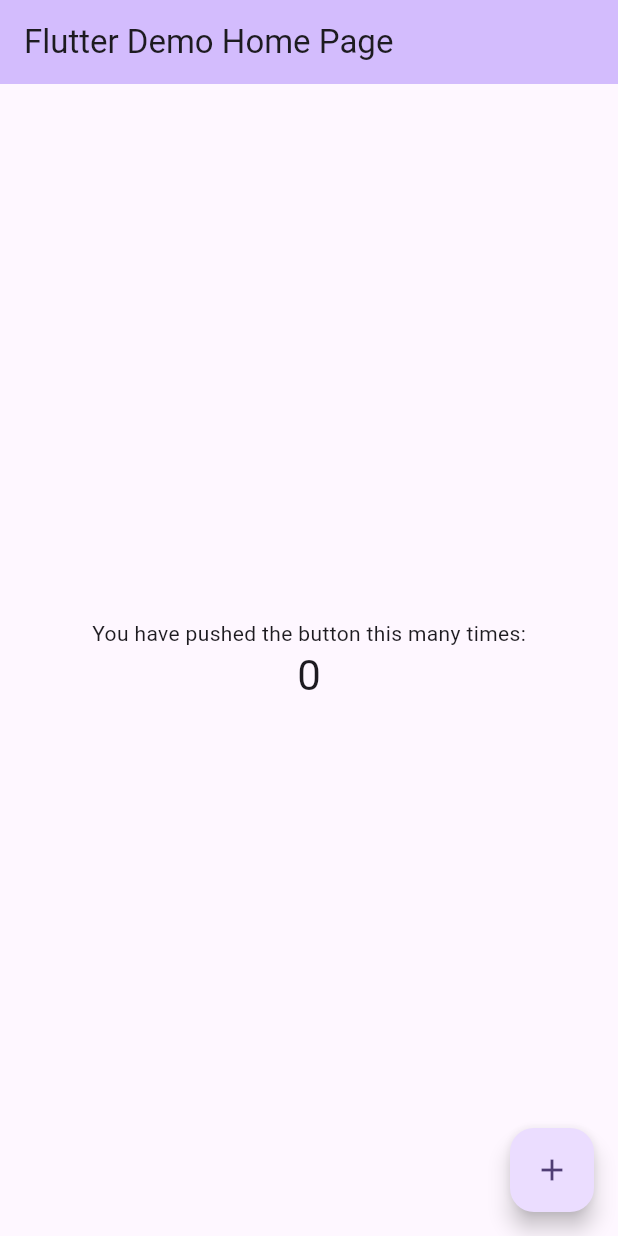
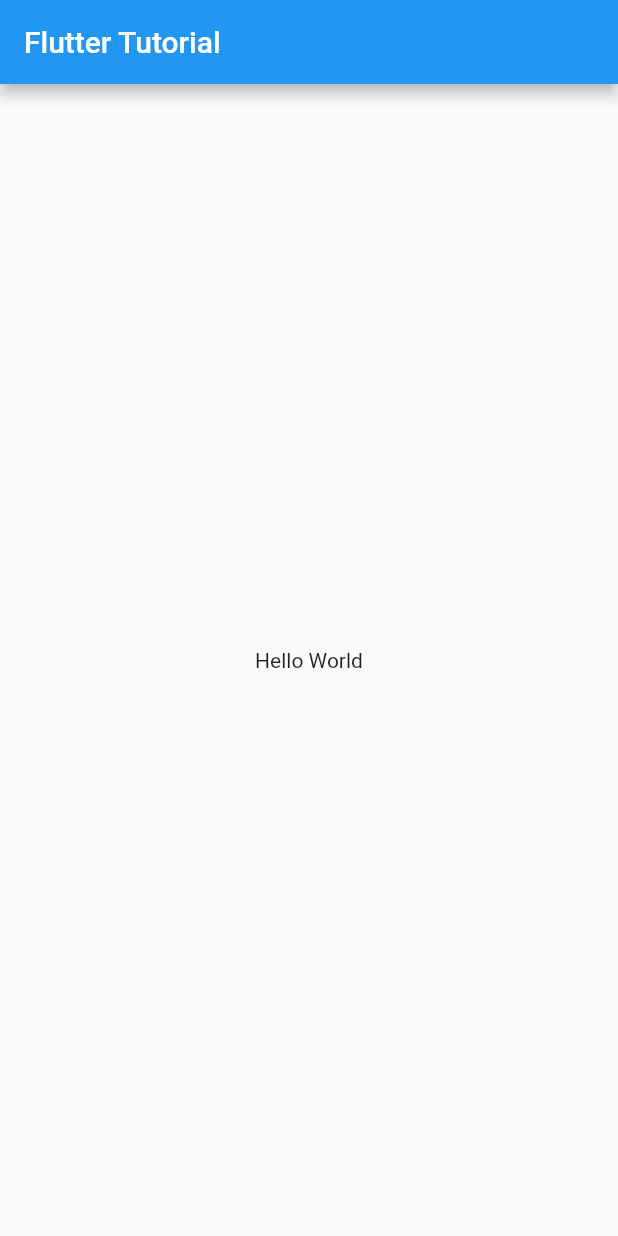
Before and after one commit to sxjal/ToDO, a Flutter app: the screen it shows after launch, on a phone screen of 412 x 824 dp. Run offline on Flutter 3.47's test engine with Material 2 defaults, Android fonts, the phone set to English and light mode, and no system bars.

Commit message:
remove main

```diff
--- a/lib/main.dart
+++ b/lib/main.dart
@@ -1,125 +1,14 @@
 import 'package:flutter/material.dart';
 
 void main() {
-  runApp(const MyApp());
+  runApp(MaterialApp(
+      title: 'Flutter Tutorial',
+      home: Scaffold(
+        appBar: AppBar(
+          title: const Text('Flutter Tutorial'),
+        ),
+        body: const Center(
+          child: Text('Hello World'),
+        ),
+      )));
 }
-
-class MyApp extends StatelessWidget {
-  const MyApp({super.key});
-
-  // This widget is the root of your application.
-  @override
-  Widget build(BuildContext context) {
-    return MaterialApp(
-      title: 'Flutter Demo',
-      theme: ThemeData(
-        // This is the theme of your application.
-        //
-        // TRY THIS: Try running your application with "flutter run". You'll see
-        // the application has a blue toolbar. Then, without quitting the app,
-        // try changing the seedColor in the colorScheme below to Colors.green
-        // and then invoke "hot reload" (save your changes or press the "hot
-        // reload" button in a Flutter-supported IDE, or press "r" if you used
-        // the command line to start the app).
-        //
-        // Notice that the counter didn't reset back to zero; the application
-        // state is not lost during the reload. To reset the state, use hot
-        // restart instead.
-        //
-        // This works for code too, not just values: Most code changes can be
-        // tested with just a hot reload.
-        colorScheme: ColorScheme.fromSeed(seedColor: Colors.deepPurple),
-        useMaterial3: true,
-      ),
-      home: const MyHomePage(title: 'Flutter Demo Home Page'),
-    );
-  }
-}
-
-class MyHomePage extends StatefulWidget {
-  const MyHomePage({super.key, required this.title});
-
-  // This widget is the home page of your application. It is stateful, meaning
-  // that it has a State object (defined below) that contains fields that affect
-  // how it looks.
-
-  // This class is the configuration for the state. It holds the values (in this
-  // case the title) provided by the parent (in this case the App widget) and
-  // used by the build method of the State. Fields in a Widget subclass are
-  // always marked "final".
-
-  final String title;
-
-  @override
-  State<MyHomePage> createState() => _MyHomePageState();
-}
-
-class _MyHomePageState extends State<MyHomePage> {
-  int _counter = 0;
-
-  void _incrementCounter() {
-    setState(() {
-      // This call to setState tells the Flutter framework that something has
-      // changed in this State, which causes it to rerun the build method below
-      // so that the display can reflect the updated values. If we changed
-      // _counter without calling setState(), then the build method would not be
-      // called again, and so nothing would appear to happen.
-      _counter++;
-    });
-  }
-
-  @override
-  Widget build(BuildContext context) {
-    // This method is rerun every time setState is called, for instance as done
-    // by the _incrementCounter method above.
-    //
-    // The Flutter framework has been optimized to make rerunning build methods
-    // fast, so that you can just rebuild anything that needs updating rather
-    // than having to individually change instances of widgets.
-    return Scaffold(
-      appBar: AppBar(
-        // TRY THIS: Try changing the color here to a specific color (to
-        // Colors.amber, perhaps?) and trigger a hot reload to see the AppBar
-        // change color while the other colors stay the same.
-        backgroundColor: Theme.of(context).colorScheme.inversePrimary,
-        // Here we take the value from the MyHomePage object that was created by
-        // the App.build method, and use it to set our appbar title.
-        title: Text(widget.title),
-      ),
-      body: Center(
-        // Center is a layout widget. It takes a single child and positions it
-        // in the middle of the parent.
-        child: Column(
-          // Column is also a layout widget. It takes a list of children and
-          // arranges them vertically. By default, it sizes itself to fit its
-          // children horizontally, and tries to be as tall as its parent.
-          //
-          // Column has various properties to control how it sizes itself and
-          // how it positions its children. Here we use mainAxisAlignment to
-          // center the children vertically; the main axis here is the vertical
-          // axis because Columns are vertical (the cross axis would be
-          // horizontal).
-          //
-          // TRY THIS: Invoke "debug painting" (choose the "Toggle Debug Paint"
-          // action in the IDE, or press "p" in the console), to see the
-          // wireframe for each widget.
-          mainAxisAlignment: MainAxisAlignment.center,
-          children: <Widget>[
-            const Text(
-              'You have pushed the button this many times:',
-            ),
-            Text(
-              '$_counter',
-              style: Theme.of(context).textTheme.headlineMedium,
-            ),
-          ],
-        ),
-      ),
-      floatingActionButton: FloatingActionButton(
-        onPressed: _incrementCounter,
-        tooltip: 'Increment',
-        child: const Icon(Icons.add),
-      ), // This trailing comma makes auto-formatting nicer for build methods.
-    );
-  }
-}
```
Also changed, not shown: 1 other file.
